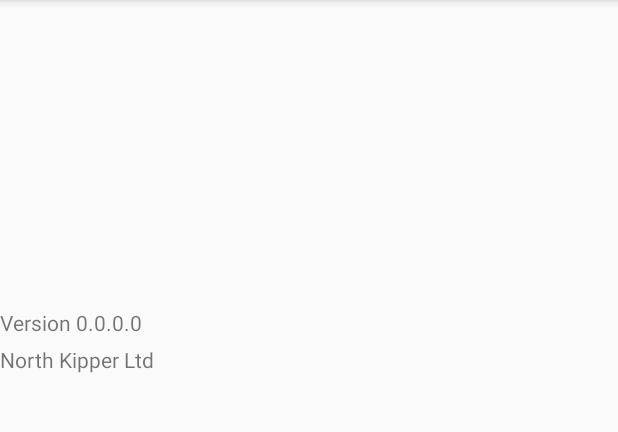
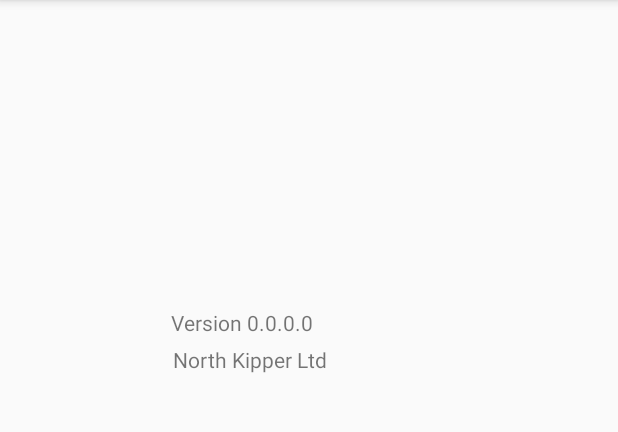
Before and after one commit to north-kipper-ltd/chess-detector, an Android app: the layout about.xml on its own in the app's theme, with its tools: preview values and no code run, on a phone screen of 412 x 824 dp, the part 180-612 px from its top. Run offline under Robolectric (Android 15) with nearby library versions, the phone set to English and light mode, and no system bars.

Commit message:
fix formatting

```diff
--- a/app/src/main/res/layout/about.xml
+++ b/app/src/main/res/layout/about.xml
@@ -38,7 +38,7 @@
     <TextView
             android:text="North Kipper Ltd"
             android:layout_width="182dp"
-            android:layout_height="53dp" android:id="@+id/textView7" app:layout_anchorGravity="left|center"
+            android:layout_height="53dp" android:id="@+id/textView7" app:layout_anchorGravity="center"
             app:layout_anchor="@+id/scrollView3"/>
     <TextView
             android:text="Version 0.0.0.0"
```
Also changed, not shown: app/src/main/java/com/example/chessdetector/MainActivity.kt (+5 -3 lines).
